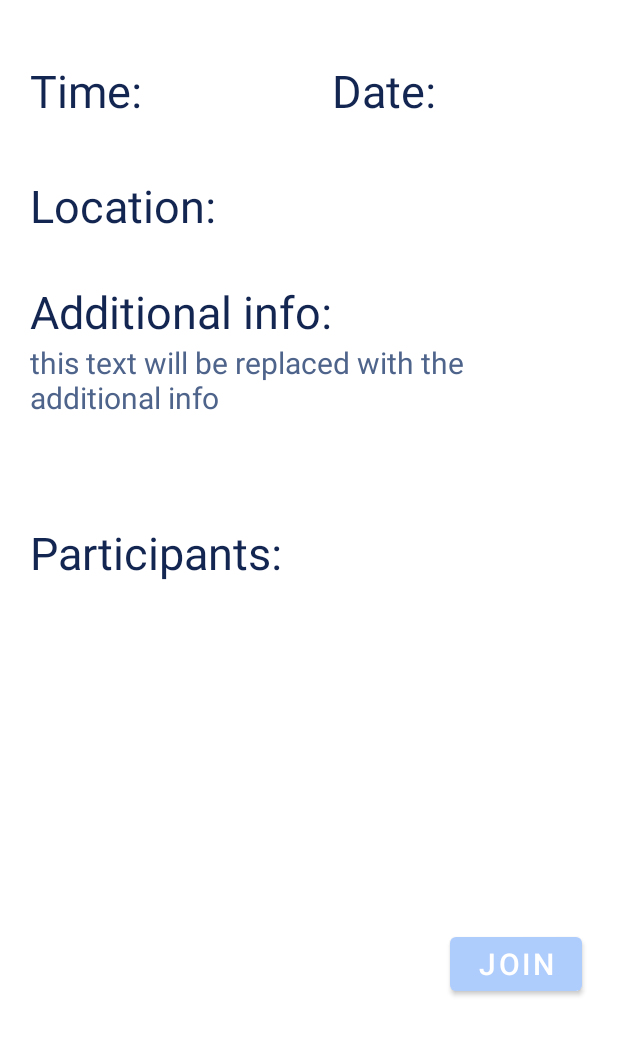
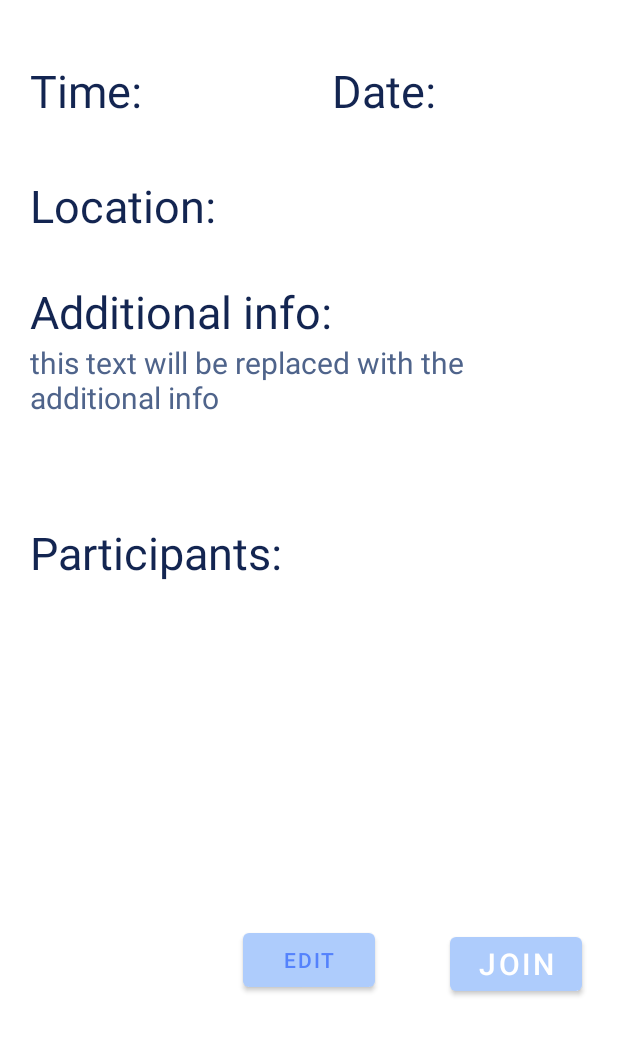
Before and after one commit to rexode/PartyApp, an Android app: the layout party_layout.xml on its own in the app's theme, with its tools: preview values and no code run, on a phone screen of 412 x 824 dp, the part 152-1208 px from its top. Run offline under Robolectric (Android 15) with nearby library versions, the phone set to English and light mode, and no system bars.

Commit message:
barebones edit party

```diff
--- a/app/src/main/res/layout/enter_partyinfo_fragment.xml
+++ b/app/src/main/res/layout/enter_partyinfo_fragment.xml
@@ -111,6 +111,8 @@ Fragment lets you enter party info, to create a new party
             android:text="Done"
             android:textColor="@color/white" />
 
+
+
     </LinearLayout>
 
 </androidx.constraintlayout.widget.ConstraintLayout>
--- a/app/src/main/res/layout/party_layout.xml
+++ b/app/src/main/res/layout/party_layout.xml
@@ -147,4 +147,14 @@ using "participant_textview.xml"
         app:layout_constraintBottom_toBottomOf="parent"
         app:layout_constraintEnd_toEndOf="parent" />
 
+    <Button
+        android:id="@+id/button_edit_party"
+        android:layout_width="wrap_content"
+        android:layout_height="wrap_content"
+        android:text="edit"
+        app:layout_constraintBottom_toBottomOf="parent"
+        app:layout_constraintEnd_toEndOf="parent"
+        app:layout_constraintStart_toStartOf="parent"
+        app:layout_constraintTop_toBottomOf="@+id/recyclerviewPartyInfo" />
+
 </androidx.constraintlayout.widget.ConstraintLayout>
```
Also changed, not shown: app/src/main/java/com/example/partyapp/PartyInfo.kt (+7 -1 lines), app/src/main/res/layout/edit_partyinfo_fragment.xml (+8 -2 lines).
